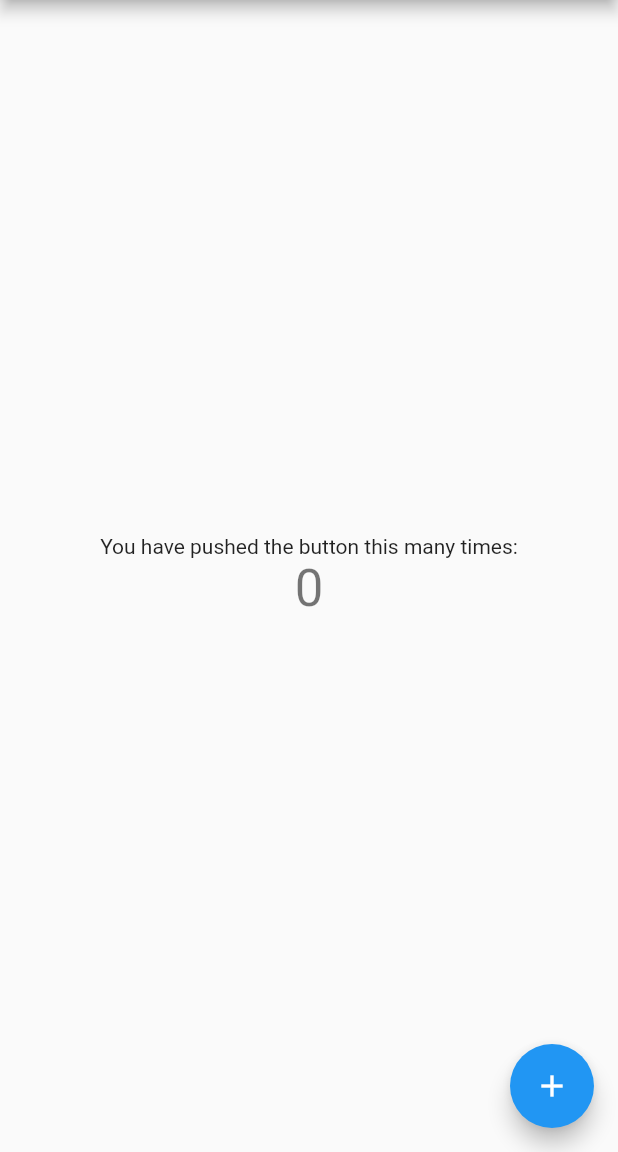
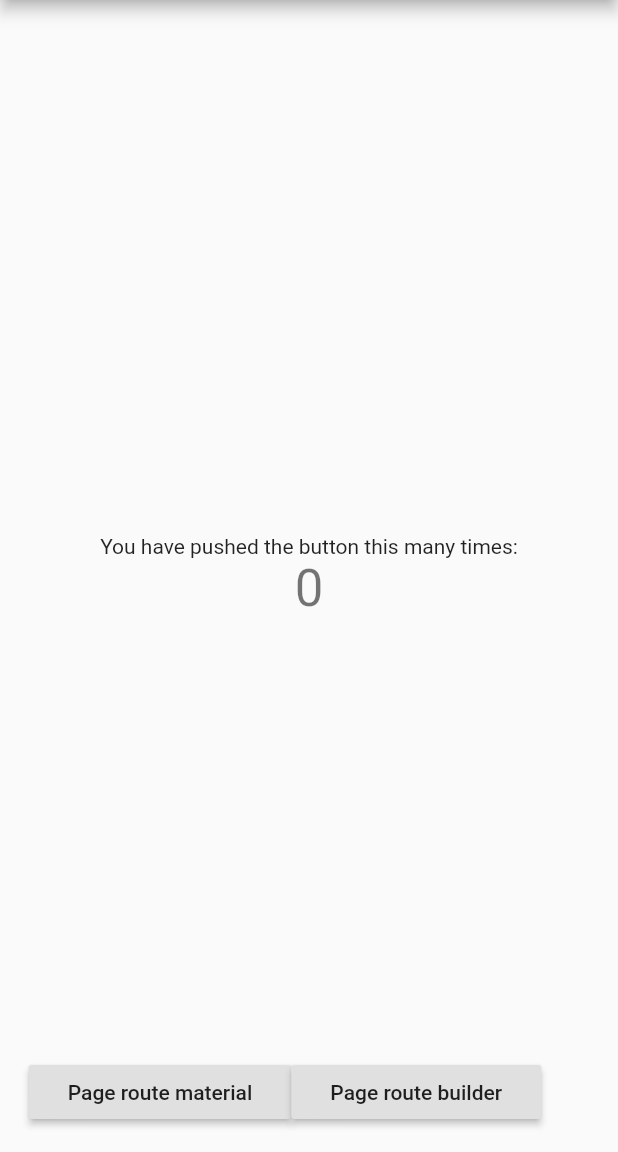
Before and after one commit to DaveatCor/transition-animation, a Flutter app: the screen it shows after launch, on a phone screen of 412 x 824 dp, the part 84-1236 px from its top. Run offline on Flutter 3.47's test engine with Material 2 defaults, Android fonts, the phone set to English and light mode, and no system bars.

```diff
--- a/lib/fade_page_route.dart
+++ b/lib/fade_page_route.dart
@@ -76,8 +76,6 @@ class _FadeInPageTransition extends StatelessWidget {
   final Animation<double> _opacityAnimation;
   final Widget child;
 
-
-
   @override
   Widget build(BuildContext context) {
     return SlideTransition(
--- a/lib/main.dart
+++ b/lib/main.dart
@@ -51,9 +51,10 @@ class _MyHomePageState extends State<MyHomePage> {
   void _incrementCounter() {
     Navigator.push(
       context,
-      FadePageRoute(
-        builder: (context) => Screen2()
-      )
+      transitionRoute(Screen2())
+      // FadePageRoute(
+      //   builder: (context) => Screen2()
+      // )
       // PageRouteBuilder(
       //   pageBuilder: (BuildContext context, Animation<double> animatioin, Animation<double> secondaryAnimation){
       //     return Screen2();
@@ -114,11 +115,30 @@ class _MyHomePageState extends State<MyHomePage> {
           ],
         ),
       ),
-      floatingActionButton: FloatingActionButton(
+      floatingActionButton: Row(
+        mainAxisAlignment: MainAxisAlignment.center,
+        children: <Widget>[
+          RaisedButton(
+            onPressed: (){
+              Navigator.push(
+                context,
+                MaterialPageRoute(builder: (context) => Screen2())
+              );
+            },
+            child: Padding(
+              padding: EdgeInsets.all(10.0),
+              child: Text('Page route material'),
+            ),
+          ), // This trailing comma makes auto-formatting nicer for build methods.
+          RaisedButton(
             onPressed: _incrementCounter,
-        tooltip: 'Increment',
-        child: Icon(Icons.add),
+            child: Padding(
+              padding: EdgeInsets.all(10),
+              child: Text('Page route builder'),
+            ),
           ), // This trailing comma makes auto-formatting nicer for build methods.
+        ],
+      )
     );
   }
 }
@@ -140,12 +160,14 @@ Route transitionRoute(Widget child) {
     opaque: false,
     pageBuilder: (context, animation, secondaryAnimation) => child,
     transitionsBuilder: (context, animation, secondaryAnimation, child){
-      var begin = Offset(0.0, 1.0);
+      var begin = Offset(0.0, 0.25);
       var end = Offset.zero;
-      var curve = Curves.easeOut;
+      var curve = Curves.fastOutSlowIn;
       var tween = Tween(begin: begin, end: end).chain(CurveTween(curve: curve));
       return SlideTransition(
         position: animation.drive(tween),
+        child: FadeTransition(
+          opacity: animation,
           child: Material(
             color: Colors.white.withOpacity(0.1),
             child: BackdropFilter(
@@ -156,6 +178,7 @@ Route transitionRoute(Widget child) {
               child: child,
             ),
           )
+        )
       );
     }
   );
```
Lines whose indentation alone changed are shown as unchanged.
